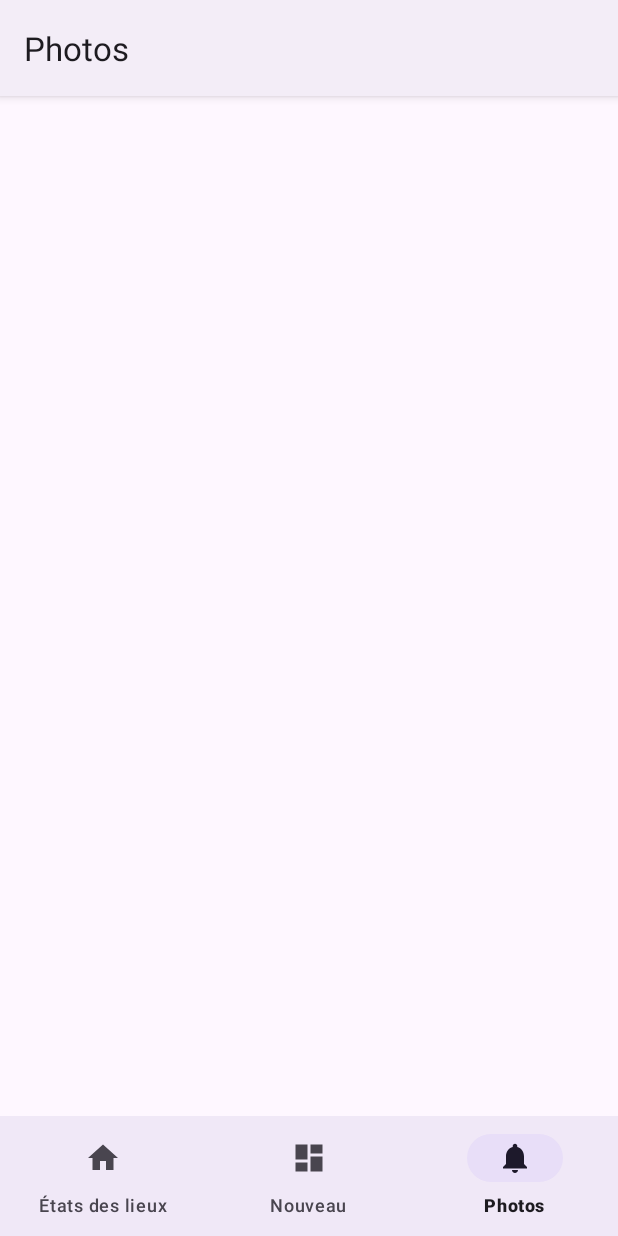
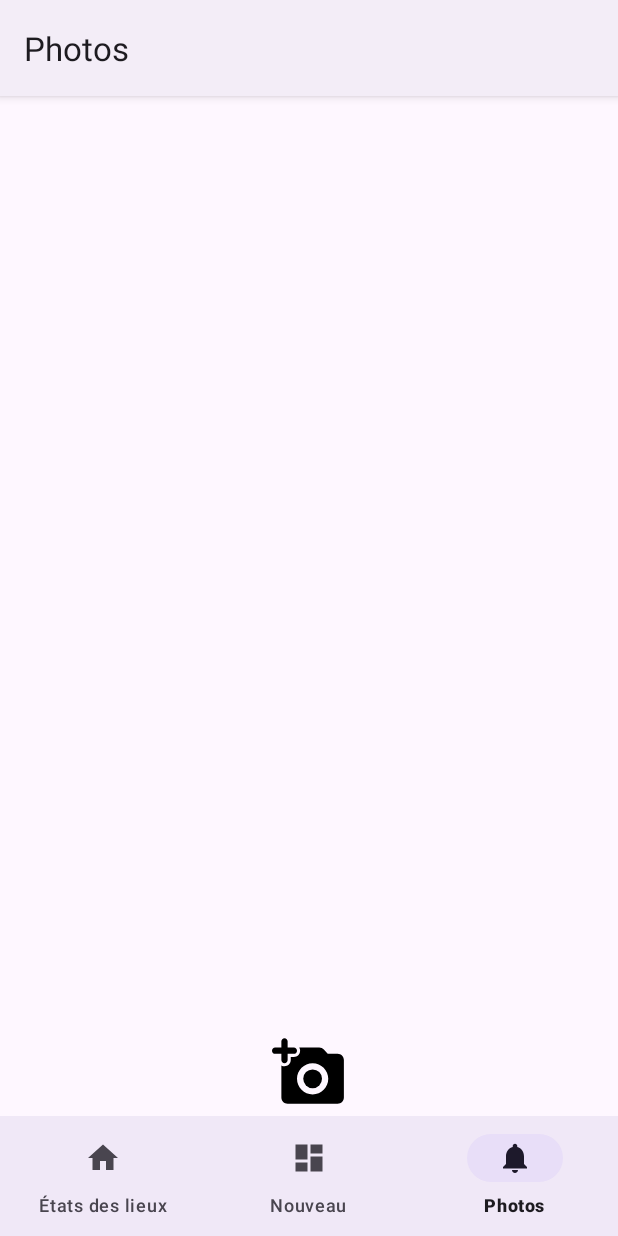
Before and after one commit to Garcia-Christophe/MyLogiTrack, an Android app: the screen it shows after launch once a user with an empty profile is signed in (MainActivity), item 3 of the bottom bar chosen, on a phone screen of 412 x 824 dp. Run offline under Robolectric (Android 15) with nearby library versions, the phone set to English and light mode, and no system bars; our stand-ins replace Firebase (no records; nobody signed in at launch, a user with empty details on screens opened directly), navigation-ui; libraries missing offline, so code that uses them is left out: com.dsphotoeditor.sdk, com.github.dhaval2404.imagepicker, com.github.gcacace.signaturepad, com.itextpdf.io, com.itextpdf.kernel and 1 more.

Commit message:
feat(photo): Prendre et éditer une photo

```diff
--- a/app/src/main/java/com/example/mylogitrack/Login.kt
+++ /dev/null
@@ -1,63 +0,0 @@
-package com.example.mylogitrack
-
-import android.content.Intent
-import androidx.appcompat.app.AppCompatActivity
-import android.os.Bundle
-import android.widget.Button
-import android.widget.Toast
-import com.google.android.material.textfield.TextInputEditText
-import com.google.firebase.Firebase
-import com.google.firebase.auth.FirebaseAuth
-import com.google.firebase.auth.auth
-
-class Login : AppCompatActivity() {
-
-    private lateinit var editTextEmail: TextInputEditText
-    private lateinit var editTextPassword: TextInputEditText
-    private lateinit var buttonLogin: Button
-    private lateinit var auth: FirebaseAuth
-
-    public override fun onStart() {
-        super.onStart()
-        if (auth.currentUser != null) {
-            val i = Intent(this@Login, MainActivity::class.java)
-            startActivity(i)
-        }
-    }
-
-    override fun onCreate(savedInstanceState: Bundle?) {
-        super.onCreate(savedInstanceState)
-        setContentView(R.layout.activity_login)
-
-        editTextEmail = findViewById(R.id.email)
-        editTextPassword = findViewById(R.id.password)
-        buttonLogin = findViewById(R.id.btn_login)
-        auth = Firebase.auth
-
-        buttonLogin.setOnClickListener {
-            val email: String = editTextEmail.text.toString()
-            val password: String = editTextPassword.text.toString()
-
-            if (email.isEmpty()) {
-                Toast.makeText(this@Login, "Entrez une adresse mail", Toast.LENGTH_SHORT).show()
-            } else if (password.isEmpty()) {
-                Toast.makeText(this@Login, "Entrez un mot de passe", Toast.LENGTH_SHORT).show()
-            } else {
-                auth.signInWithEmailAndPassword(email, password)
-                    .addOnCompleteListener(this) { task ->
-                        if (task.isSuccessful) {
-                            Toast.makeText(applicationContext, "Connecté", Toast.LENGTH_SHORT).show()
-                            val i = Intent(this@Login, MainActivity::class.java)
-                            startActivity(i)
-                        } else {
-                            Toast.makeText(
-                                baseContext,
-                                "Utilisateur inconnu",
-                                Toast.LENGTH_SHORT,
-                            ).show()
-                        }
-                    }
-            }
-        }
-    }
-}
--- /dev/null
+++ b/app/src/main/java/com/example/mylogitrack/LoginActivity.kt
@@ -0,0 +1,63 @@
+package com.example.mylogitrack
+
+import android.content.Intent
+import androidx.appcompat.app.AppCompatActivity
+import android.os.Bundle
+import android.widget.Button
+import android.widget.Toast
+import com.google.android.material.textfield.TextInputEditText
+import com.google.firebase.Firebase
+import com.google.firebase.auth.FirebaseAuth
+import com.google.firebase.auth.auth
+
+class LoginActivity : AppCompatActivity() {
+
+    private lateinit var editTextEmail: TextInputEditText
+    private lateinit var editTextPassword: TextInputEditText
+    private lateinit var buttonLogin: Button
+    private lateinit var auth: FirebaseAuth
+
+    public override fun onStart() {
+        super.onStart()
+        if (auth.currentUser != null) {
+            val i = Intent(this@LoginActivity, MainActivity::class.java)
+            startActivity(i)
+        }
+    }
+
+    override fun onCreate(savedInstanceState: Bundle?) {
+        super.onCreate(savedInstanceState)
+        setContentView(R.layout.activity_login)
+
+        editTextEmail = findViewById(R.id.email)
+        editTextPassword = findViewById(R.id.password)
+        buttonLogin = findViewById(R.id.btn_login)
+        auth = Firebase.auth
+
+        buttonLogin.setOnClickListener {
+            val email: String = editTextEmail.text.toString()
+            val password: String = editTextPassword.text.toString()
+
+            if (email.isEmpty()) {
+                Toast.makeText(this@LoginActivity, "Entrez une adresse mail", Toast.LENGTH_SHORT).show()
+            } else if (password.isEmpty()) {
+                Toast.makeText(this@LoginActivity, "Entrez un mot de passe", Toast.LENGTH_SHORT).show()
+            } else {
+                auth.signInWithEmailAndPassword(email, password)
+                    .addOnCompleteListener(this) { task ->
+                        if (task.isSuccessful) {
+                            Toast.makeText(applicationContext, "Connecté", Toast.LENGTH_SHORT).show()
+                            val i = Intent(this@LoginActivity, MainActivity::class.java)
+                            startActivity(i)
+                        } else {
+                            Toast.makeText(
+                                baseContext,
+                                "Utilisateur inconnu",
+                                Toast.LENGTH_SHORT,
+                            ).show()
+                        }
+                    }
+            }
+        }
+    }
+}
--- /dev/null
+++ b/app/src/main/res/drawable/round_add_a_photo_24.xml
@@ -0,0 +1,7 @@
+<vector android:height="24dp" android:tint="#000000"
+    android:viewportHeight="24" android:viewportWidth="24"
+    android:width="24dp" xmlns:android="http://schemas.android.com/apk/res/android">
+    <path android:fillColor="@android:color/white" android:pathData="M3,8c0,0.55 0.45,1 1,1s1,-0.45 1,-1V6h2c0.55,0 1,-0.45 1,-1s-0.45,-1 -1,-1H5V2c0,-0.55 -0.45,-1 -1,-1s-1,0.45 -1,1v2H1c-0.55,0 -1,0.45 -1,1s0.45,1 1,1h2v2z"/>
+    <path android:fillColor="@android:color/white" android:pathData="M13,14m-3,0a3,3 0,1 1,6 0a3,3 0,1 1,-6 0"/>
+    <path android:fillColor="@android:color/white" android:pathData="M21,6h-3.17l-1.24,-1.35c-0.37,-0.41 -0.91,-0.65 -1.47,-0.65h-6.4c0.17,0.3 0.28,0.63 0.28,1 0,1.1 -0.9,2 -2,2L6,7v1c0,1.1 -0.9,2 -2,2 -0.37,0 -0.7,-0.11 -1,-0.28L3,20c0,1.1 0.9,2 2,2h16c1.1,0 2,-0.9 2,-2L23,8c0,-1.1 -0.9,-2 -2,-2zM13,19c-2.76,0 -5,-2.24 -5,-5s2.24,-5 5,-5 5,2.24 5,5 -2.24,5 -5,5z"/>
+</vector>
--- a/app/src/main/res/layout/activity_login.xml
+++ b/app/src/main/res/layout/activity_login.xml
@@ -7,7 +7,7 @@
     android:orientation="vertical"
     android:gravity="center"
     android:padding="15dp"
-    tools:context=".Login">
+    tools:context=".LoginActivity">
 
     <TextView
         android:text="@string/login"
--- a/app/src/main/res/layout/activity_main.xml
+++ b/app/src/main/res/layout/activity_main.xml
@@ -3,8 +3,7 @@
     xmlns:app="http://schemas.android.com/apk/res-auto"
     android:id="@+id/container"
     android:layout_width="match_parent"
-    android:layout_height="match_parent"
-    android:paddingTop="?attr/actionBarSize">
+    android:layout_height="match_parent">
 
     <com.google.android.material.bottomnavigation.BottomNavigationView
         android:id="@+id/nav_view"
--- a/app/src/main/res/layout/fragment_photo.xml
+++ b/app/src/main/res/layout/fragment_photo.xml
@@ -1,9 +1,31 @@
 <?xml version="1.0" encoding="utf-8"?>
-<LinearLayout xmlns:android="http://schemas.android.com/apk/res/android"
+<androidx.constraintlayout.widget.ConstraintLayout xmlns:android="http://schemas.android.com/apk/res/android"
     xmlns:app="http://schemas.android.com/apk/res-auto"
     xmlns:tools="http://schemas.android.com/tools"
     android:layout_width="match_parent"
     android:layout_height="match_parent"
     android:orientation="vertical"
-    tools:context=".ui.photos.PhotoFragment">
-</LinearLayout>
+    tools:context=".ui.photos.PhotoFragment"
+    android:clipToPadding="false"
+    android:fitsSystemWindows="true"
+    android:paddingBottom="?attr/actionBarSize">
+
+    <ImageView
+        android:id="@+id/edited_image"
+        android:layout_width="wrap_content"
+        android:layout_height="wrap_content"
+        app:layout_constraintStart_toStartOf="parent"
+        app:layout_constraintEnd_toEndOf="parent"
+        app:layout_constraintTop_toTopOf="parent"
+        app:layout_constraintBottom_toTopOf="@+id/select_image" />
+
+    <ImageView
+        android:id="@+id/select_image"
+        android:layout_width="50dp"
+        android:layout_height="50dp"
+        android:src="@drawable/round_add_a_photo_24"
+        app:layout_constraintStart_toStartOf="parent"
+        app:layout_constraintEnd_toEndOf="parent"
+        app:layout_constraintBottom_toBottomOf="parent"
+        android:layout_marginBottom="20dp"/>
+</androidx.constraintlayout.widget.ConstraintLayout>
--- a/app/src/main/res/values/colors.xml
+++ b/app/src/main/res/values/colors.xml
@@ -7,4 +7,8 @@
     <color name="teal_700">#FF018786</color>
     <color name="black">#FF000000</color>
     <color name="white">#FFFFFFFF</color>
+    <color name="grey">#AFAFAF</color>
+    <color name="ucrop_color_toolbar">@color/teal_200</color>
+    <color name="ucrop_color_statusbar">@color/teal_700</color>
+    <color name="ucrop_color_widget_active">@color/teal_200</color>
 </resources>
--- a/settings.gradle.kts
+++ b/settings.gradle.kts
@@ -10,6 +10,10 @@ dependencyResolutionManagement {
     repositories {
         google()
         mavenCentral()
+        maven(url="https://jitpack.io")
+        flatDir{
+            dirs("libs")
+        }
     }
 }
 
```
Also changed, not shown: app/build.gradle.kts (+15 -1 lines), app/src/main/AndroidManifest.xml (+22 -5 lines), app/src/main/java/com/example/mylogitrack/ui/photos/PhotoFragment.kt (+36 -0 lines), 1 other file.
